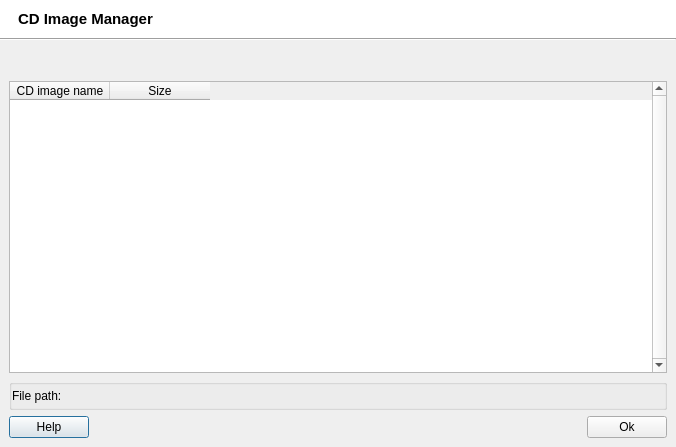
This is src/uis/ImageManager.ui in brezerk/q4wine as Qt 5 draws it before an edit. The edited form follows.
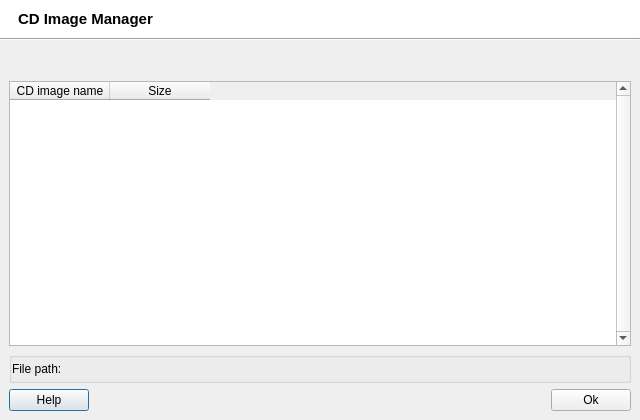
This is the edited form. Icons and pictures are not drawn.

Patch:
```diff
--- a/src/uis/ImageManager.ui
+++ b/src/uis/ImageManager.ui
@@ -9,8 +9,8 @@
    <rect>
     <x>0</x>
     <y>0</y>
-    <width>676</width>
-    <height>447</height>
+    <width>640</width>
+    <height>420</height>
    </rect>
   </property>
   <property name="minimumSize">
```
